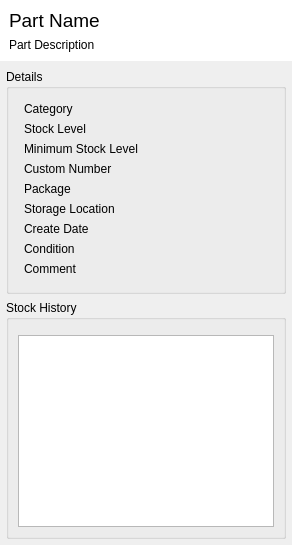
The window that src/partdetailsview.ui (jassuncao/myparts) describes before a commit, drawn with Qt 5.
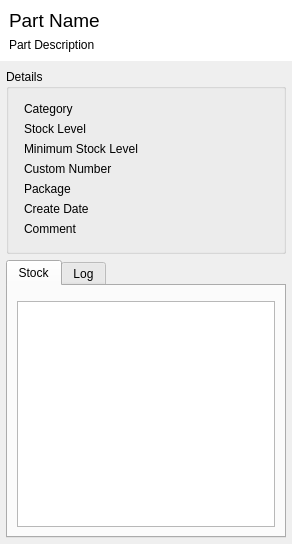
The same window after the commit. Icons and pictures are not drawn. Custom widgets are drawn as their Qt base class.

Commit message: * The parts details side view shows the new stock information and the stock log in two tabs. * Removes deprecated fields in the part dialog (quantity, storage, condition)

```diff
--- a/src/partdetailsview.ui
+++ b/src/partdetailsview.ui
@@ -2,10 +2,18 @@
 <ui version="4.0">
  <class>PartDetailsView</class>
  <widget class="QWidget" name="PartDetailsView">
+  <property name="geometry">
+   <rect>
+    <x>0</x>
+    <y>0</y>
+    <width>292</width>
+    <height>544</height>
+   </rect>
+  </property>
   <property name="windowTitle">
    <string>Form</string>
   </property>
-  <layout class="QVBoxLayout" name="verticalLayout_2">
+  <layout class="QVBoxLayout" name="verticalLayout_3">
    <property name="leftMargin">
     <number>0</number>
    </property>
@@ -105,7 +113,7 @@
     </widget>
    </item>
    <item>
-    <layout class="QVBoxLayout" name="verticalLayout">
+    <layout class="QVBoxLayout" name="verticalLayout_2">
      <property name="leftMargin">
       <number>6</number>
      </property>
@@ -142,17 +150,17 @@
            <property name="spacing">
             <number>6</number>
            </property>
-           <item row="0" column="0">
-            <widget class="QLabel" name="label_2">
+           <item row="3" column="0">
+            <widget class="QLabel" name="label_3">
              <property name="text">
-              <string>Category</string>
+              <string>Custom Number</string>
              </property>
             </widget>
            </item>
-           <item row="0" column="1">
-            <widget class="ElidingLabel" name="partCategoryLabel">
+           <item row="4" column="0">
+            <widget class="QLabel" name="label">
              <property name="text">
-              <string/>
+              <string>Package</string>
              </property>
             </widget>
            </item>
@@ -163,8 +171,8 @@
              </property>
             </widget>
            </item>
-           <item row="1" column="1">
-            <widget class="ElidingLabel" name="partStockLevelLabel">
+           <item row="0" column="1">
+            <widget class="ElidingLabel" name="partCategoryLabel">
              <property name="text">
               <string/>
              </property>
@@ -177,20 +185,13 @@
              </property>
             </widget>
            </item>
-           <item row="2" column="1">
-            <widget class="ElidingLabel" name="partMinStockLabel">
+           <item row="5" column="1">
+            <widget class="ElidingLabel" name="partCreateDateLabel">
              <property name="text">
               <string/>
              </property>
             </widget>
            </item>
-           <item row="3" column="0">
-            <widget class="QLabel" name="label_3">
-             <property name="text">
-              <string>Custom Number</string>
-             </property>
-            </widget>
-           </item>
            <item row="3" column="1">
             <widget class="ElidingLabel" name="partCustomNumberLabel">
              <property name="text">
@@ -198,13 +199,6 @@
              </property>
             </widget>
            </item>
-           <item row="4" column="0">
-            <widget class="QLabel" name="label">
-             <property name="text">
-              <string>Package</string>
-             </property>
-            </widget>
-           </item>
            <item row="4" column="1">
             <widget class="ElidingLabel" name="partPackageLabel">
              <property name="text">
@@ -213,61 +207,47 @@
             </widget>
            </item>
            <item row="5" column="0">
-            <widget class="QLabel" name="label_10">
-             <property name="text">
-              <string>Storage Location</string>
-             </property>
-            </widget>
-           </item>
-           <item row="5" column="1">
-            <widget class="ElidingLabel" name="partStorageLocationLabel">
-             <property name="text">
-              <string/>
-             </property>
-            </widget>
-           </item>
-           <item row="6" column="0">
             <widget class="QLabel" name="label_11">
              <property name="text">
               <string>Create Date</string>
              </property>
             </widget>
            </item>
+           <item row="1" column="1">
+            <widget class="ElidingLabel" name="partStockLevelLabel">
+             <property name="text">
+              <string/>
+             </property>
+            </widget>
+           </item>
            <item row="6" column="1">
-            <widget class="ElidingLabel" name="partCreateDateLabel">
+            <widget class="ElidingLabel" name="partCommentLabel">
              <property name="text">
               <string/>
              </property>
             </widget>
            </item>
-           <item row="7" column="0">
-            <widget class="QLabel" name="label_9">
+           <item row="0" column="0">
+            <widget class="QLabel" name="label_2">
              <property name="text">
-              <string>Condition</string>
+              <string>Category</string>
              </property>
             </widget>
            </item>
-           <item row="7" column="1">
-            <widget class="ElidingLabel" name="partConditionLabel">
+           <item row="2" column="1">
+            <widget class="ElidingLabel" name="partMinStockLabel">
              <property name="text">
               <string/>
              </property>
             </widget>
            </item>
-           <item row="8" column="0">
+           <item row="6" column="0">
             <widget class="QLabel" name="label_5">
              <property name="text">
               <string>Comment</string>
              </property>
             </widget>
            </item>
-           <item row="8" column="1">
-            <widget class="ElidingLabel" name="partCommentLabel">
-             <property name="text">
-              <string/>
-             </property>
-            </widget>
-           </item>
           </layout>
          </widget>
         </item>
@@ -275,17 +255,19 @@
       </widget>
      </item>
      <item>
-      <widget class="QGroupBox" name="stockGroup">
-       <property name="sizePolicy">
-        <sizepolicy hsizetype="Preferred" vsizetype="Preferred">
-         <horstretch>0</horstretch>
-         <verstretch>1</verstretch>
-        </sizepolicy>
+      <widget class="QTabWidget" name="tabWidget">
+       <property name="currentIndex">
+        <number>0</number>
        </property>
-       <property name="title">
-        <string>Stock History</string>
-       </property>
-       <layout class="QVBoxLayout" name="verticalLayout_3">
+       <widget class="QWidget" name="tab">
+        <attribute name="icon">
+         <iconset resource="resources.qrc">
+          <normaloff>:/icons/stock</normaloff>:/icons/stock</iconset>
+        </attribute>
+        <attribute name="title">
+         <string>Stock</string>
+        </attribute>
+        <layout class="QVBoxLayout" name="verticalLayout_5">
         <item>
          <widget class="QDialogButtonBox" name="stockActionsButtonBox">
           <property name="standardButtons">
@@ -294,6 +276,59 @@
          </widget>
         </item>
         <item>
+          <widget class="QTableView" name="partStockOverviewTable">
+           <property name="sizePolicy">
+            <sizepolicy hsizetype="MinimumExpanding" vsizetype="MinimumExpanding">
+             <horstretch>0</horstretch>
+             <verstretch>1</verstretch>
+            </sizepolicy>
+           </property>
+           <property name="font">
+            <font>
+             <pointsize>8</pointsize>
+            </font>
+           </property>
+           <property name="editTriggers">
+            <set>QAbstractItemView::NoEditTriggers</set>
+           </property>
+           <property name="alternatingRowColors">
+            <bool>true</bool>
+           </property>
+           <property name="selectionMode">
+            <enum>QAbstractItemView::SingleSelection</enum>
+           </property>
+           <property name="selectionBehavior">
+            <enum>QAbstractItemView::SelectRows</enum>
+           </property>
+           <property name="sortingEnabled">
+            <bool>true</bool>
+           </property>
+           <attribute name="horizontalHeaderCascadingSectionResizes">
+            <bool>true</bool>
+           </attribute>
+           <attribute name="horizontalHeaderDefaultSectionSize">
+            <number>50</number>
+           </attribute>
+           <attribute name="horizontalHeaderStretchLastSection">
+            <bool>true</bool>
+           </attribute>
+           <attribute name="verticalHeaderVisible">
+            <bool>false</bool>
+           </attribute>
+          </widget>
+         </item>
+        </layout>
+       </widget>
+       <widget class="QWidget" name="tab_2">
+        <attribute name="icon">
+         <iconset resource="resources.qrc">
+          <normaloff>:/icons/stock_log</normaloff>:/icons/stock_log</iconset>
+        </attribute>
+        <attribute name="title">
+         <string>Log</string>
+        </attribute>
+        <layout class="QVBoxLayout" name="verticalLayout">
+         <item>
          <widget class="QTableView" name="partStockHistoryTable">
           <property name="sizePolicy">
            <sizepolicy hsizetype="MinimumExpanding" vsizetype="MinimumExpanding">
@@ -346,6 +381,7 @@
         </item>
        </layout>
       </widget>
+      </widget>
      </item>
     </layout>
    </item>
```
Left out of the diff: 4 changed lines with no effect on the pictures. Lines whose indentation alone changed are shown as unchanged. The commit also changes 19 other files.
